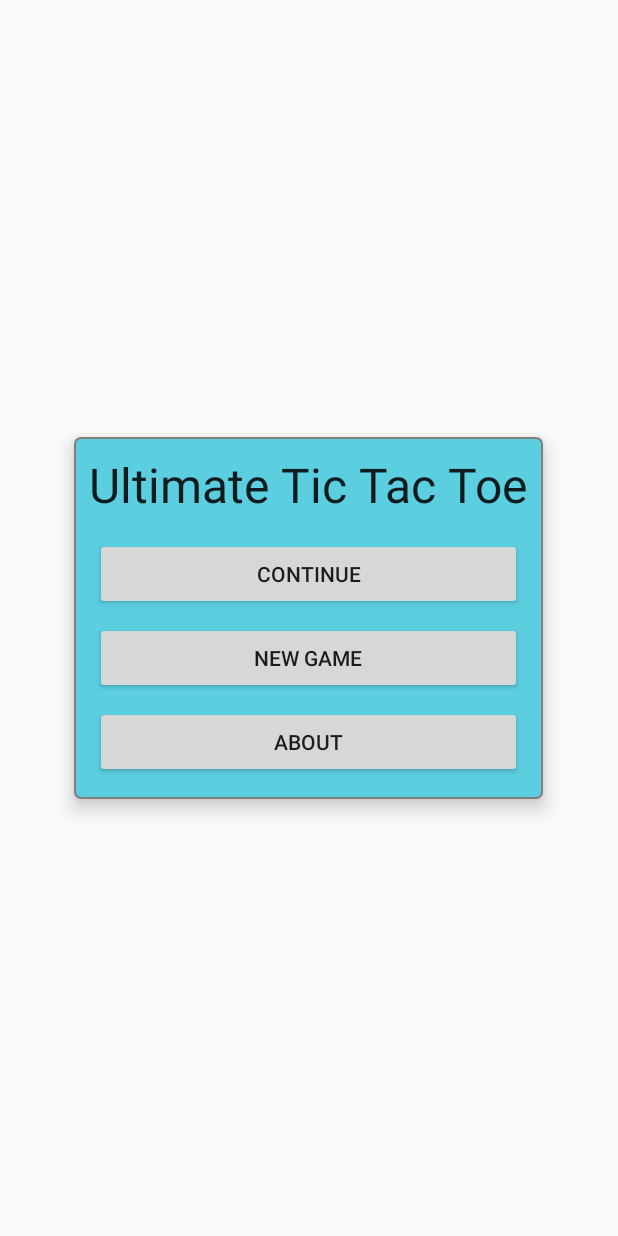
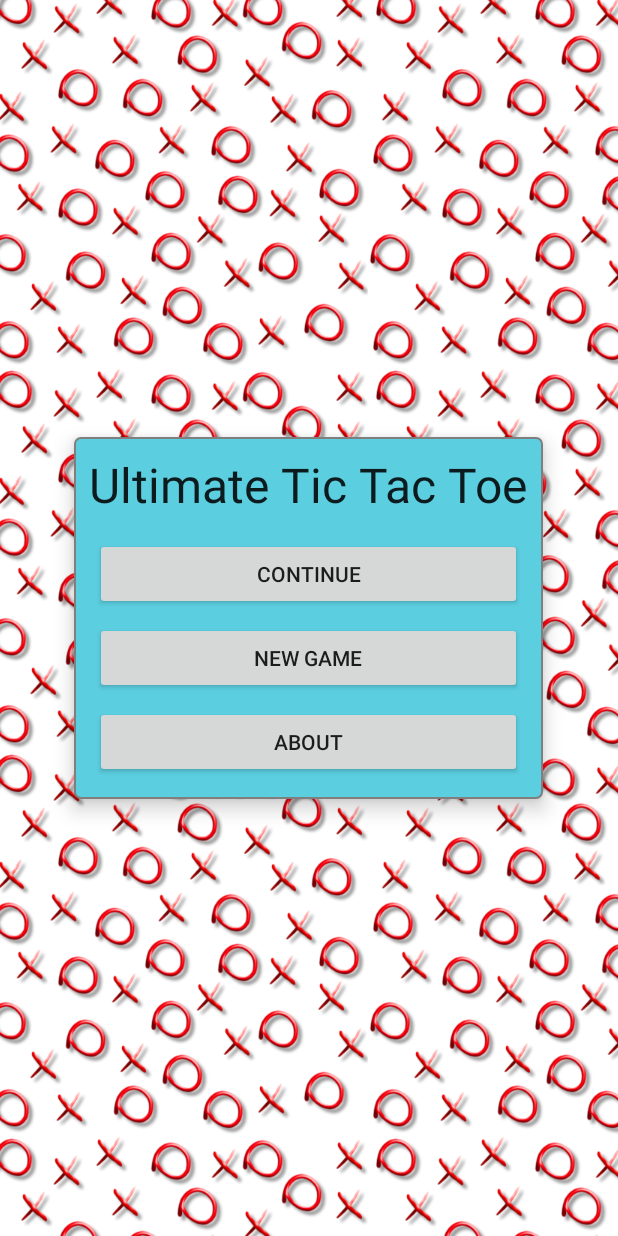
Before and after one commit to ksugawara61/TicTacToe, an Android app: the screen it shows after launch (MainActivity), on a phone screen of 412 x 824 dp. Run offline under Robolectric (Android 15) with nearby library versions, the phone set to English and light mode, and no system bars.

Commit message:
7.1 無限スクロール

```diff
--- /dev/null
+++ b/app/src/main/java/org/example/tictactoe/ScrollingView.java
@@ -0,0 +1,71 @@
+package org.example.tictactoe;
+
+import android.content.Context;
+import android.content.res.TypedArray;
+import android.graphics.Canvas;
+import android.graphics.drawable.Drawable;
+import android.util.AttributeSet;
+import android.view.View;
+
+/**
+ * Created by katsuya on 16/07/10.
+ */
+public class ScrollingView extends View {
+    private Drawable mBackground;
+    private int mScrollPos;
+
+    public ScrollingView(Context context) {
+        this(context, null);
+    }
+
+    public ScrollingView(Context context, AttributeSet attrs) {
+        this(context, attrs, 0);
+    }
+
+    public ScrollingView(Context context, AttributeSet attrs, int defStyleAttr) {
+        super(context, attrs, defStyleAttr);
+        init(attrs, defStyleAttr);
+    }
+
+    private void init(AttributeSet attrs, int defStyleAttr) {
+        // カスタムビューの属性をロード
+        final TypedArray a = getContext().obtainStyledAttributes(
+                attrs, R.styleable.ScrollingView, defStyleAttr, 0);
+
+        // 背景を取得
+        if (a.hasValue(R.styleable.ScrollingView_scrollingDrawable)) {
+            mBackground = a.getDrawable(R.styleable.ScrollingView_scrollingDrawable);
+            mBackground.setCallback(this);
+        }
+
+        // ロードした属性を解放
+        a.recycle();
+    }
+
+    @Override
+    protected void onDraw(Canvas canvas) {
+        super.onDraw(canvas);
+
+        // ビューの大きさを取得（パディングを無視）
+        int contentWidth = getWidth();
+        int contentHeight = getHeight();
+
+        // 背景を描画
+        if (mBackground != null) {
+            // 背景をビューの大きさより大きくする
+            int max = Math.max(mBackground.getIntrinsicHeight(),
+                    mBackground.getIntrinsicWidth());
+            mBackground.setBounds(0, 0, contentWidth * 4, contentHeight * 4);
+
+            // 画像が表示される位置をずらす
+            mScrollPos += 2;
+            if (mScrollPos >= max) mScrollPos -= max;
+            setTranslationX(-mScrollPos);
+            setTranslationY(-mScrollPos);
+
+            // 描画するとともに、次回も描画するように指示
+            mBackground.draw(canvas);
+            this.invalidate();
+        }
+    }
+}
--- /dev/null
+++ b/app/src/main/res/drawable/xando_background.xml
@@ -0,0 +1,4 @@
+<?xml version="1.0" encoding="utf-8" ?>
+<bitmap xmlns:android="http://schemas.android.com/apk/res/android"
+    android:src="@drawable/xando"
+    android:tileMode="repeat" />
--- a/app/src/main/res/layout/activity_main.xml
+++ b/app/src/main/res/layout/activity_main.xml
@@ -1,10 +1,17 @@
 <?xml version="1.0" encoding="utf-8"?>
 <FrameLayout xmlns:android="http://schemas.android.com/apk/res/android"
+    xmlns:app="http://schemas.android.com/apk/res-auto"
     xmlns:tools="http://schemas.android.com/tools"
     android:layout_width="match_parent"
     android:layout_height="match_parent"
     android:clipChildren="false"
     tools:context=".MainActivity">
+
+    <org.example.tictactoe.ScrollingView
+        android:id="@+id/main_background"
+        android:layout_width="match_parent"
+        android:layout_height="match_parent"
+        app:scrollingDrawable="@drawable/xando_background" />
 
     <fragment
         android:id="@+id/main_fragment"
--- /dev/null
+++ b/app/src/main/res/values/attrs_scrolling_view.xml
@@ -0,0 +1,6 @@
+<?xml version="1.0" encoding="utf-8" ?>
+<resources>
+    <declare-styleable name="ScrollingView">
+        <attr name="scrollingDrawable" format="color|reference" />
+    </declare-styleable>
+</resources>
```
Also changed, not shown: app/src/main/res/drawable-xhdpi/xando.png (added).
